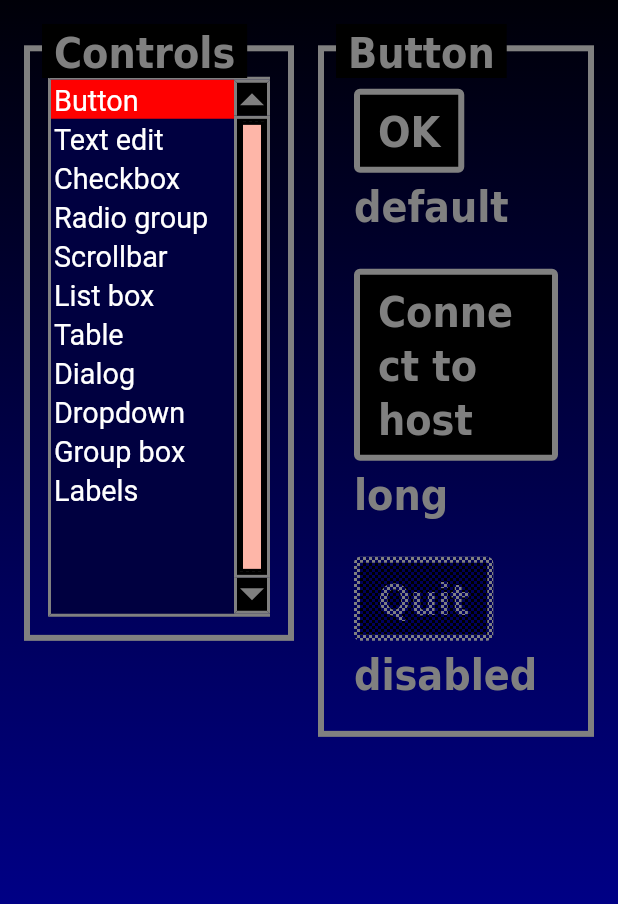
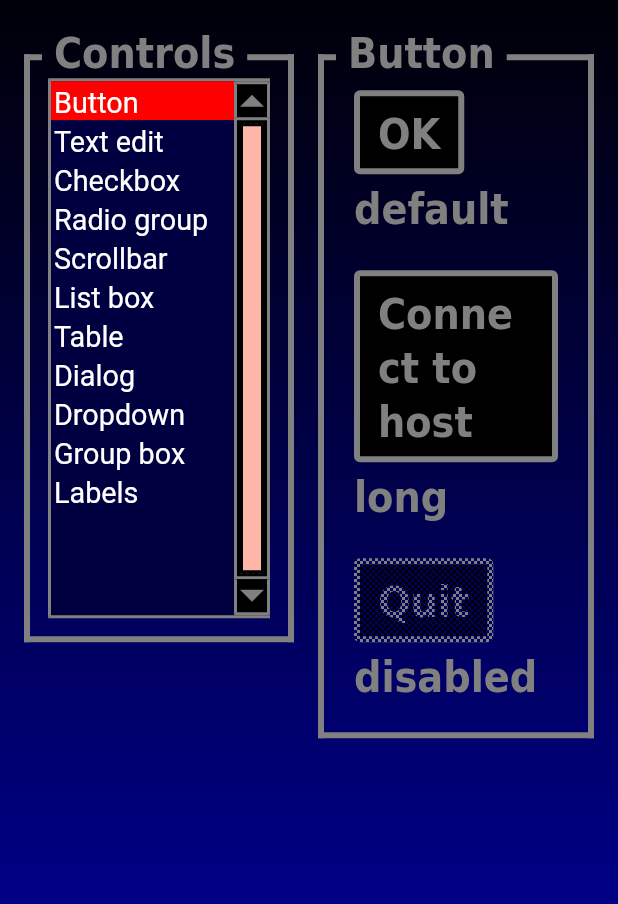
Before and after one commit to ArmageddonForge/WA-flutter-theme, a Flutter app: the screen it shows after launch, on a phone screen of 412 x 824 dp. Shown: the top 904 px of the screen. Run offline on Flutter 3.47's test engine with Material 3 defaults, Android fonts, the phone set to English and light mode, and no system bars.

Commit message:
Fix group box label: transparent background, baseline-positioned
Replace opaque label background with gapped border painter so the
gradient shows through. Position label baseline 3 WApx below the
2 WApx border using font ascent metrics.

Co-Authored-By: Claude Opus 4.7 <noreply@anthropic.com>

```diff
--- a/lib/src/group_box.dart
+++ b/lib/src/group_box.dart
@@ -2,8 +2,6 @@ import 'package:flutter/widgets.dart';
 
 import 'theme.dart';
 
-/// A bordered panel with an optional title that sits on top of the border,
-/// interrupting it (WA Frontend "Options" dialog style).
 class WAGroupBox extends StatelessWidget {
   const WAGroupBox({
     super.key,
@@ -17,39 +15,180 @@ class WAGroupBox extends StatelessWidget {
   @override
   Widget build(BuildContext context) {
     final TextStyle titleStyle = WAFonts.bodyOn(WAColors.grey);
+    final double borderW = waPx(2);
     final EdgeInsets framePad = EdgeInsets.fromLTRB(
       WAMetrics.groupPad,
-      title == null ? WAMetrics.groupPad : titleStyle.fontSize! * 0.6,
+      title == null ? WAMetrics.groupPad : WAMetrics.groupPad,
       WAMetrics.groupPad,
       WAMetrics.groupPad,
     );
+
+    if (title == null) {
+      return Container(
+        decoration: BoxDecoration(
+          border: Border.all(color: WAColors.grey, width: borderW),
+        ),
+        padding: framePad,
+        child: child,
+      );
+    }
+
+    // Position label so its baseline sits 3 WApx below the 2 WApx border.
+    // baseline target = borderW + waPx(3) from the container top.
+    // topToBaseline within the Text widget ≈ halfLeading + fontAscent.
+    final double lineH = titleStyle.fontSize! * titleStyle.height!;
+    final double leading = lineH - titleStyle.fontSize!;
+    // DejaVu Sans Condensed Bold: hhea ascent 1901 / UPM 2048
+    final double fontAscent = titleStyle.fontSize! * 1901 / 2048;
+    final double topToBaseline = leading / 2 + fontAscent;
+    final double baselineY = borderW + waPx(3);
+    final double labelTop = baselineY - topToBaseline;
+
+    final double gapLeft = WAMetrics.groupPad;
+    final double gapPadH = WAMetrics.gap;
+    final double outerTop = labelTop < 0 ? -labelTop : 0;
+
     return Padding(
-      padding: EdgeInsets.only(top: title == null ? 0 : titleStyle.fontSize! / 2),
-      child: Stack(
-        clipBehavior: Clip.none,
-        children: [
-          Container(
-            decoration: BoxDecoration(
-              border: Border.all(
-                color: WAColors.grey,
-                width: waPx(2),
-              ),
-            ),
-            padding: framePad,
-            child: child,
-          ),
-          if (title != null)
-            Positioned(
-              left: WAMetrics.groupPad,
-              top: -titleStyle.fontSize! / 2,
-              child: Container(
-                color: WAColors.black,
-                padding: EdgeInsets.symmetric(horizontal: WAMetrics.gap),
-                child: Text(title!, style: titleStyle),
-              ),
-            ),
-        ],
+      padding: EdgeInsets.only(top: outerTop),
+      child: _GroupBoxLayout(
+        gapLeft: gapLeft,
+        gapPadH: gapPadH,
+        borderWidth: borderW,
+        framePad: framePad,
+        titleStyle: titleStyle,
+        title: title!,
+        labelTop: labelTop,
+        child: child,
       ),
     );
   }
 }
+
+class _GroupBoxLayout extends StatefulWidget {
+  const _GroupBoxLayout({
+    required this.gapLeft,
+    required this.gapPadH,
+    required this.borderWidth,
+    required this.framePad,
+    required this.titleStyle,
+    required this.title,
+    required this.labelTop,
+    required this.child,
+  });
+
+  final double gapLeft;
+  final double gapPadH;
+  final double borderWidth;
+  final EdgeInsets framePad;
+  final TextStyle titleStyle;
+  final String title;
+  final double labelTop;
+  final Widget child;
+
+  @override
+  State<_GroupBoxLayout> createState() => _GroupBoxLayoutState();
+}
+
+class _GroupBoxLayoutState extends State<_GroupBoxLayout> {
+  final GlobalKey _titleKey = GlobalKey();
+  double _gapWidth = 0;
+
+  @override
+  void initState() {
+    super.initState();
+    WidgetsBinding.instance.addPostFrameCallback((_) => _measureTitle());
+  }
+
+  @override
+  void didUpdateWidget(_GroupBoxLayout old) {
+    super.didUpdateWidget(old);
+    if (old.title != widget.title) {
+      WidgetsBinding.instance.addPostFrameCallback((_) => _measureTitle());
+    }
+  }
+
+  void _measureTitle() {
+    final box = _titleKey.currentContext?.findRenderObject() as RenderBox?;
+    if (box != null) {
+      final w = box.size.width + 2 * widget.gapPadH;
+      if (w != _gapWidth) setState(() => _gapWidth = w);
+    }
+  }
+
+  @override
+  Widget build(BuildContext context) {
+    return Stack(
+      clipBehavior: Clip.none,
+      children: [
+        CustomPaint(
+          painter: _GappedBorderPainter(
+            color: WAColors.grey,
+            width: widget.borderWidth,
+            gapLeft: widget.gapLeft,
+            gapWidth: _gapWidth,
+          ),
+          child: Padding(
+            padding: widget.framePad + EdgeInsets.all(widget.borderWidth),
+            child: widget.child,
+          ),
+        ),
+        Positioned(
+          left: widget.gapLeft + widget.gapPadH,
+          top: widget.labelTop,
+          child: Text(
+            widget.title,
+            key: _titleKey,
+            style: widget.titleStyle,
+          ),
+        ),
+      ],
+    );
+  }
+}
+
+class _GappedBorderPainter extends CustomPainter {
+  _GappedBorderPainter({
+    required this.color,
+    required this.width,
+    required this.gapLeft,
+    required this.gapWidth,
+  });
+
+  final Color color;
+  final double width;
+  final double gapLeft;
+  final double gapWidth;
+
+  @override
+  void paint(Canvas canvas, Size size) {
+    final paint = Paint()
+      ..color = color
+      ..style = PaintingStyle.fill;
+
+    // Left border
+    canvas.drawRect(Rect.fromLTWH(0, 0, width, size.height), paint);
+    // Right border
+    canvas.drawRect(
+        Rect.fromLTWH(size.width - width, 0, width, size.height), paint);
+    // Bottom border
+    canvas.drawRect(
+        Rect.fromLTWH(0, size.height - width, size.width, width), paint);
+
+    // Top border with gap
+    if (gapWidth <= 0) {
+      canvas.drawRect(Rect.fromLTWH(0, 0, size.width, width), paint);
+    } else {
+      canvas.drawRect(Rect.fromLTWH(0, 0, gapLeft, width), paint);
+      canvas.drawRect(Rect.fromLTWH(
+          gapLeft + gapWidth, 0, size.width - gapLeft - gapWidth, width),
+          paint);
+    }
+  }
+
+  @override
+  bool shouldRepaint(_GappedBorderPainter old) =>
+      old.color != color ||
+      old.width != width ||
+      old.gapLeft != gapLeft ||
+      old.gapWidth != gapWidth;
+}
```
